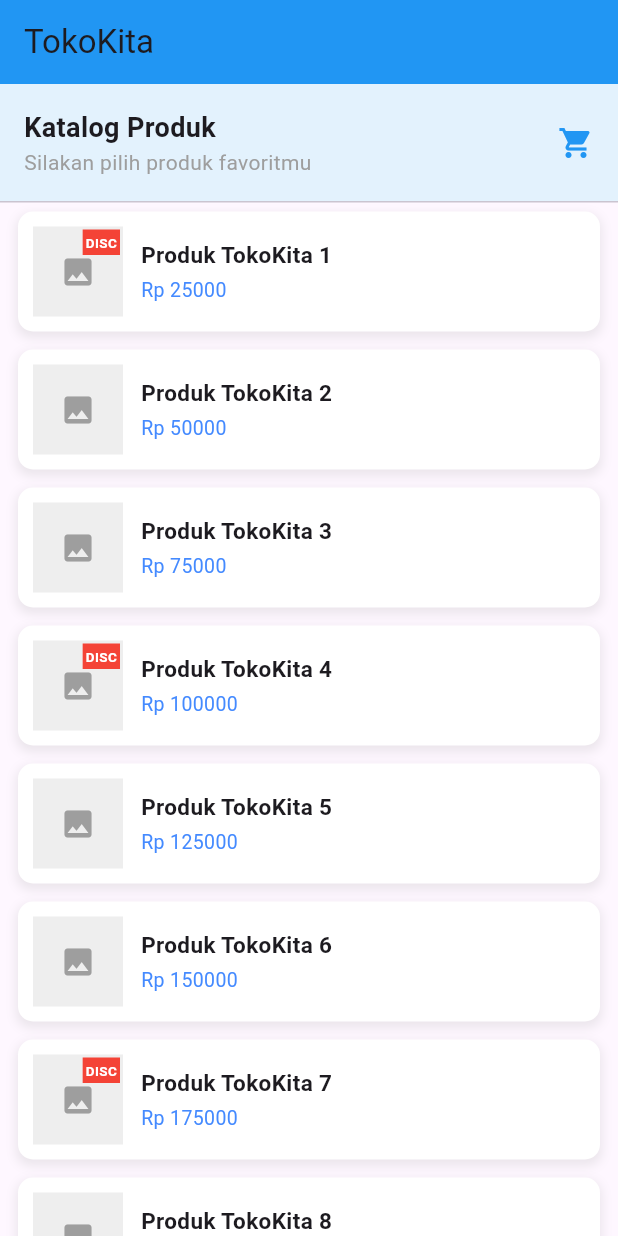
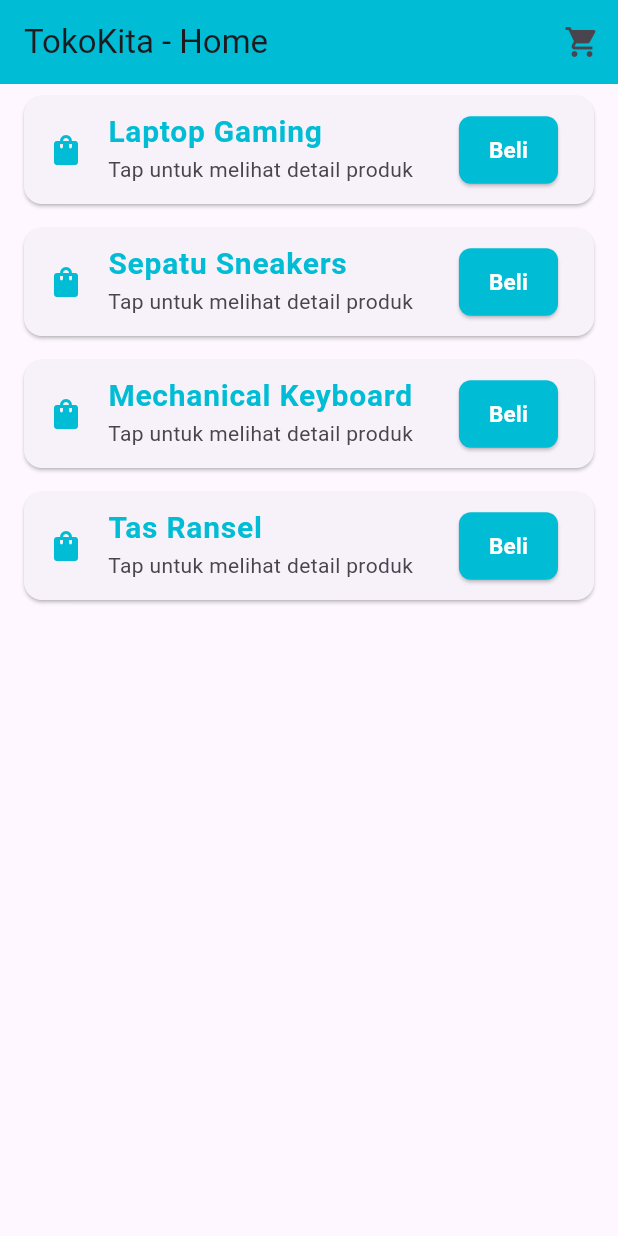
Before and after one commit to mall333art/Tugas-Sistem-Mobile-Praktikum1, a Flutter app: the screen it shows after launch, on a phone screen of 412 x 824 dp. Run offline on Flutter 3.47's test engine with Material 3 defaults, Android fonts, the phone set to English and light mode, and no system bars.

Commit message:
feat: selesaikan quiz 3 screen, custom components, dan tema cyan

```diff
--- a/lib/main.dart
+++ b/lib/main.dart
@@ -1,23 +1,23 @@
 import 'package:flutter/material.dart';
-import 'screens/home_page.dart';
+import 'screens/home_screen.dart';
 
 void main() {
-  runApp(const TokoKitaApp());
+  runApp(const TokoKitaQuizApp());
 }
 
-class TokoKitaApp extends StatelessWidget {
-  const TokoKitaApp({Key? key}) : super(key: key);
+class TokoKitaQuizApp extends StatelessWidget {
+  const TokoKitaQuizApp({Key? key}) : super(key: key);
 
   @override
   Widget build(BuildContext context) {
     return MaterialApp(
       debugShowCheckedModeBanner: false,
-      title: 'TokoKita',
+      title: 'TokoKita Quiz',
       theme: ThemeData(
         primarySwatch: Colors.deepOrange,
         useMaterial3: true,
       ),
-      home: HomePage(),
+      home: const HomeScreen(),
     );
   }
 }
--- a/lib/models/product.dart
+++ b/lib/models/product.dart
@@ -1,27 +1,11 @@
 class Product {
-<<<<<<< HEAD
-  String name;
-  int price;
-  String category;
-  int stock;
-
-  Product({
-    required this.name,
-    required this.price,
-    required this.category,
-    required this.stock,
-  });
-
-  // Method helper untuk status stok
-  String getStatusStock() {
-=======
   final String id;
   final String name;
   final double price;
   final String imageUrl;
   final String category;
   final int stock;
-  final String? description; // Properti nullable (boleh null)
+  final String? description;
 
   Product({
     required this.id,
@@ -33,21 +17,9 @@ class Product {
     this.description,
   });
 
+  String getStatusStok() {
+    return stock > 0 ? 'Tersedia ($stock)' : 'Habis';
+  }
+
   String get info => '$name - Rp$price (Stok: $stock)';
-
-  // Method tambahan untuk cek status stok
-  String getStatusStok() {
->>>>>>> 13db1c42d9ca642e6c5cd45ad6d317ac54e06148
-    if (stock > 5) {
-      return 'Tersedia';
-    } else if (stock > 0) {
-      return 'Stok Terbatas';
-    } else {
-      return 'Habis';
-    }
-  }
-<<<<<<< HEAD
 }
-=======
-}
->>>>>>> 13db1c42d9ca642e6c5cd45ad6d317ac54e06148
--- /dev/null
+++ b/lib/screens/home_screen.dart
@@ -0,0 +1,60 @@
+import 'package:flutter/material.dart';
+import '../widgets/custom_components.dart';
+import 'detail_screen.dart';
+import 'cart_screen.dart';
+
+class HomeScreen extends StatelessWidget {
+  const HomeScreen({Key? key}) : super(key: key);
+
+  @override
+  Widget build(BuildContext context) {
+    final List<String> products = [
+      'Laptop Gaming',
+      'Sepatu Sneakers',
+      'Mechanical Keyboard',
+      'Tas Ransel'
+    ];
+
+    return Scaffold(
+      appBar: AppBar(
+        title: const Text('TokoKita - Home'),
+        backgroundColor: AppThemeConfig.primaryColor,
+        actions: [
+          IconButton(
+            icon: const Icon(Icons.shopping_cart),
+            onPressed: () {
+              Navigator.push(context,
+                  MaterialPageRoute(builder: (context) => const CartScreen()));
+            },
+          )
+        ],
+      ),
+      body: ListView.builder(
+        itemCount: products.length,
+        itemBuilder: (context, index) {
+          return Card(
+            margin: const EdgeInsets.symmetric(horizontal: 16, vertical: 8),
+            child: ListTile(
+              leading: const Icon(Icons.shopping_bag,
+                  color: AppThemeConfig.primaryColor),
+              title: Text(products[index], style: AppThemeConfig.titleFont),
+              subtitle: const Text('Tap untuk melihat detail produk'),
+              trailing: CustomPrimaryButton(
+                text: 'Beli',
+                onPressed: () {
+                  Navigator.push(
+                    context,
+                    MaterialPageRoute(
+                      builder: (context) =>
+                          DetailScreen(productName: products[index]),
+                    ),
+                  );
+                },
+              ),
+            ),
+          );
+        },
+      ),
+    );
+  }
+}
--- /dev/null
+++ b/lib/widgets/custom_components.dart
@@ -0,0 +1,54 @@
+import 'package:flutter/material.dart';
+
+class AppThemeConfig {
+  // Mengubah warna utama menjadi Cyan (Blue Cyan)
+  static const Color primaryColor = Colors.cyan;
+
+  static const TextStyle primaryFont = TextStyle(
+    fontSize: 16,
+    fontWeight: FontWeight.bold,
+    color: Colors.black87,
+  );
+
+  static const TextStyle titleFont = TextStyle(
+    fontSize: 20,
+    fontWeight: FontWeight.bold,
+    color: primaryColor,
+  );
+
+  static const TextStyle priceFont = TextStyle(
+    fontSize: 14,
+    fontWeight: FontWeight.w600,
+    color: Colors.teal, // Disesuaikan agar serasi dengan cyan
+  );
+}
+
+class CustomPrimaryButton extends StatelessWidget {
+  final String text;
+  final VoidCallback onPressed;
+
+  const CustomPrimaryButton({
+    Key? key,
+    required this.text,
+    required this.onPressed,
+  }) : super(key: key);
+
+  @override
+  Widget build(BuildContext context) {
+    return ElevatedButton(
+      style: ElevatedButton.styleFrom(
+        backgroundColor: AppThemeConfig.primaryColor,
+        foregroundColor: Colors.white,
+        padding: const EdgeInsets.symmetric(horizontal: 20, vertical: 12),
+        shape: RoundedRectangleBorder(
+          borderRadius: BorderRadius.circular(8),
+        ),
+      ),
+      onPressed: onPressed,
+      child: Text(
+        text,
+        style: const TextStyle(fontSize: 15, fontWeight: FontWeight.bold),
+      ),
+    );
+  }
+}
```
Also changed, not shown: lib/screens/cart_screen.dart (added, +65 -0 lines), lib/screens/detail_screen.dart (added, +51 -0 lines).
